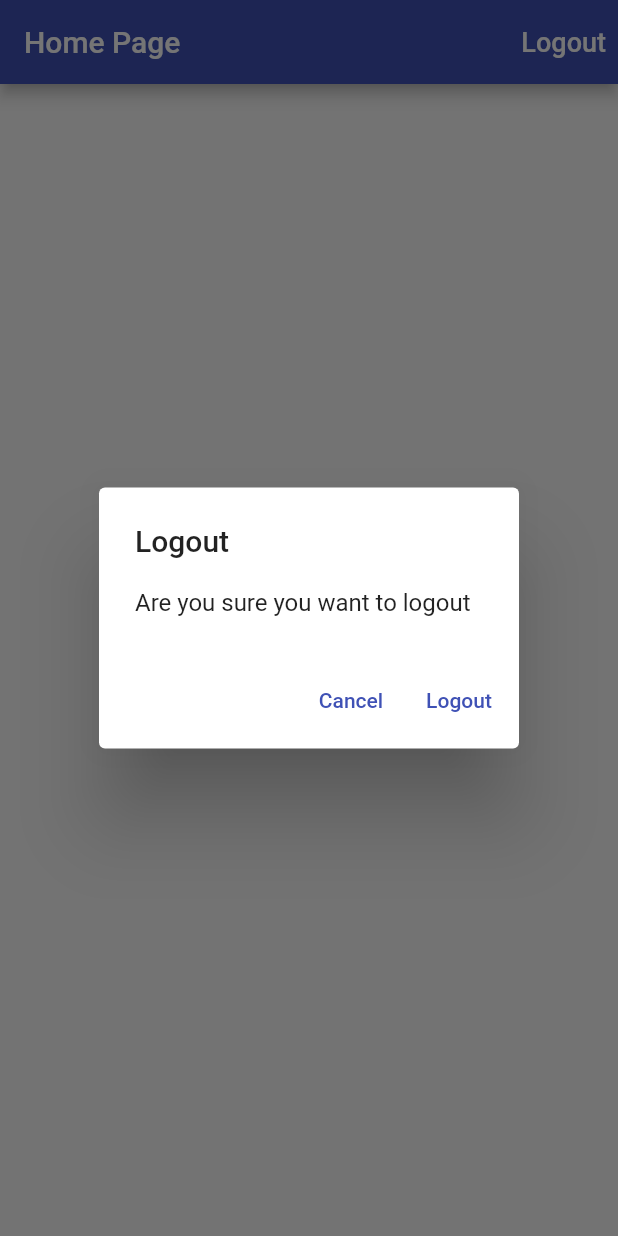
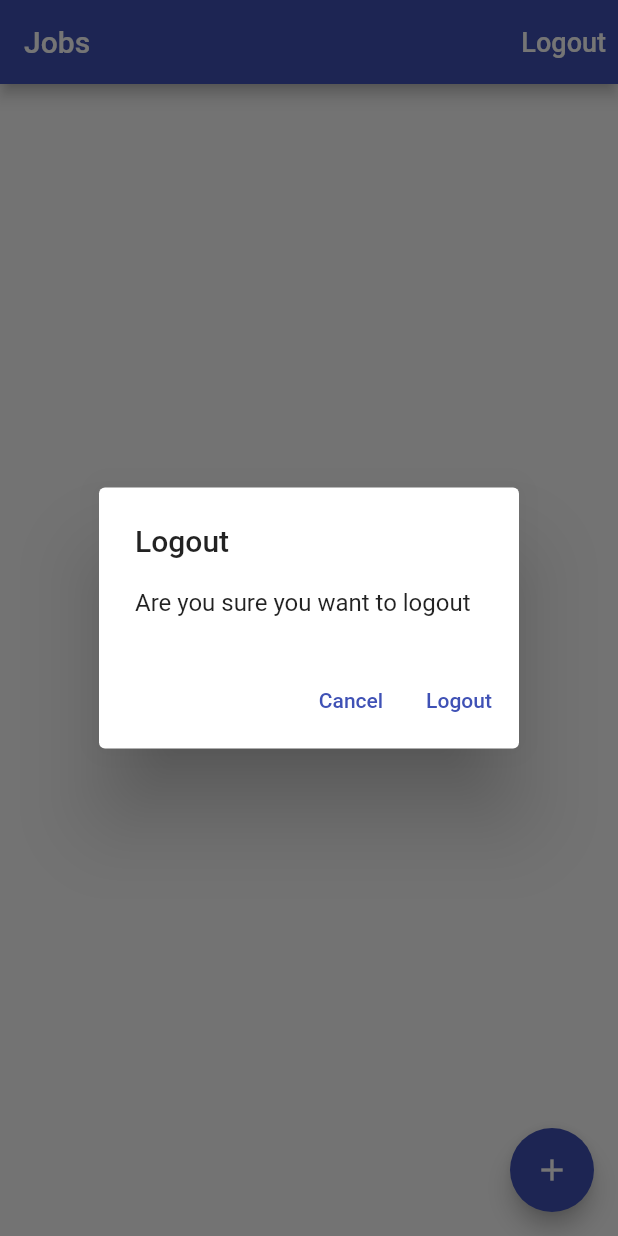
Before and after one commit to KCcode/timeTracker, a Flutter app: the screen it shows once a user with an empty profile is signed in, after a tap on "Logout", on a phone screen of 412 x 824 dp. Run offline on Flutter 3.47's test engine with Material 2 defaults, Android fonts, the phone set to English and light mode, and no system bars; our stand-ins replace cloud_firestore, firebase_auth, firebase_core, google_sign_in; accounts and stored records are empty.

Commit message:
[WIP] creating CRUD operations for the database api

```diff
--- a/lib/app/home_page.dart
+++ b/lib/app/home/jobs_page.dart
@@ -1,14 +1,18 @@
+import 'package:cloud_firestore/cloud_firestore.dart';
 import 'package:flutter/material.dart';
 import 'package:provider/provider.dart';
 import 'package:time_tracker_flutter/common_widgets/show_alert_dialog.dart';
+import 'package:time_tracker_flutter/common_widgets/show_exception_alert_dialog.dart';
 import 'package:time_tracker_flutter/services/authBase.dart';
+import 'package:time_tracker_flutter/services/database.dart';
+import 'models/Job.dart';
 
-class HomePage extends StatelessWidget {
-
+class JobsPage extends StatelessWidget {
   Future<void> _signOut(BuildContext context) async {
     try {
       final auth = Provider.of<AuthBase>(context, listen: false);
-      await auth.signOut(); //no longer have a reference to the firebase user after sign out
+      await auth
+          .signOut(); //no longer have a reference to the firebase user after sign out
     } catch (e) {
       print(e.toString());
     }
@@ -22,16 +26,28 @@ class HomePage extends StatelessWidget {
       cancelActionText: 'Cancel',
       defaultActionText: 'Logout',
     );
-    if(didRequestSignOut == true){
+    if (didRequestSignOut == true) {
       _signOut(context);
+    }
+  }
+
+  Future<void> _createJob(BuildContext context) async {
+    try {
+      final database = Provider.of<Database>(context, listen: false);
+      await database.createJob(Job(name: 'Blogging', ratePerHour: 10));
+    } on FirebaseException catch (e) {
+      showExceptionAlertDialog(context,
+          title: 'Operation Failed', exception: e);
     }
   }
 
   @override
   Widget build(BuildContext context) {
+    final database = Provider.of<Database>(context, listen: false);
+    database.jobsStream();
     return Scaffold(
       appBar: AppBar(
-        title: Text('Home Page'),
+        title: Text('Jobs'),
         actions: <Widget>[
           TextButton(
             //FlatButton > TextButton
@@ -46,6 +62,10 @@ class HomePage extends StatelessWidget {
           ),
         ],
       ),
+      floatingActionButton: FloatingActionButton(
+        child: Icon(Icons.add),
+        onPressed: () => _createJob(context),
+      ),
     );
   }
 }
--- /dev/null
+++ b/lib/app/home/models/Job.dart
@@ -0,0 +1,13 @@
+class Job{
+  final String name;
+  final int ratePerHour;
+
+  Job({required this.name, required this.ratePerHour});
+
+  Map<String, dynamic> toMap(){
+    return{
+      'name': name,
+      'ratePerHour': ratePerHour,
+    };
+  }
+}
--- a/lib/app/landing_page.dart
+++ b/lib/app/landing_page.dart
@@ -1,9 +1,10 @@
 import 'package:firebase_auth/firebase_auth.dart';
 import 'package:flutter/material.dart';
 import 'package:provider/provider.dart';
-import 'package:time_tracker_flutter/app/home_page.dart';
+import 'package:time_tracker_flutter/app/home/jobs_page.dart';
 import 'package:time_tracker_flutter/app/sign_in/sign_in_page.dart';
 import 'package:time_tracker_flutter/services/authBase.dart';
+import 'package:time_tracker_flutter/services/database.dart';
 
 //Removed state (dynamic data) and callback functions from the landing page.
 //Now that there is no dynamic data in the landing page, it can become a statelesswidget
@@ -16,16 +17,18 @@ class LandingPage extends StatelessWidget {
       stream: auth.authStateChanges(),
       builder: (context, snapshot) {
         if (snapshot.connectionState == ConnectionState.active) {
-          final User? user = snapshot.data; //Specified with the type of the StreamBuilder
+          final User? user =
+              snapshot.data; //Specified with the type of the StreamBuilder
           if (user == null) {
             print("in here");
             return SignInPage.create(context);
+          } else {
+            return Provider<Database>(
+              create: (_) => FirestoreDatabase(uid: user.uid),
+              child: JobsPage(),
+            );
           }
-          else {
-            return HomePage();
-          }
-        }
-        else {
+        } else {
           return Scaffold(
             body: Center(
               child: CircularProgressIndicator(),
--- /dev/null
+++ b/lib/services/api_path.dart
@@ -0,0 +1,4 @@
+class APIPath{
+  static String job(String uid, String jobId) => 'users/$uid/jobs/$jobId';
+  static String jobs(String uid) => 'users/$uid/jobs';
+}
--- /dev/null
+++ b/lib/services/database.dart
@@ -0,0 +1,34 @@
+import 'package:cloud_firestore/cloud_firestore.dart';
+import 'package:time_tracker_flutter/app/home/models/Job.dart';
+import 'package:time_tracker_flutter/services/api_path.dart';
+
+abstract class Database{
+  Future<void> createJob(Job job);
+  Stream<List<Job>> jobsStream();
+}
+
+class FirestoreDatabase implements Database{
+  final String? uid;
+
+  FirestoreDatabase({required this.uid}) : assert(uid != null);
+
+  //Get a Map of key value pairs that represents the fields we want to write in our document
+  Future<void> createJob(Job job) => _setData(path: APIPath.job(uid!, 'job_abc'), data: job.toMap());
+
+
+  Stream<List<Job>> jobsStream(){
+    final path = APIPath.jobs(uid!);
+    final reference = FirebaseFirestore.instance.collection(path);
+    final snapshots = reference.snapshots(); // returns a stream of snapshots of the database (firestore collection)
+    return snapshots.map((event) => List<Job>.of(event.docs.map((e) { //map will make each event into a stream
+      final data = e.data();
+      return Job(name: data['name'], ratePerHour: data['ratePerHour']);
+    })));
+  }
+
+  Future<void> _setData({required String path, required Map<String, dynamic> data})  async {
+    final reference = FirebaseFirestore.instance.doc(path);
+    print('path: $path data: $data');
+    await reference.set(data);
+  }
+}
--- a/pubspec.yaml
+++ b/pubspec.yaml
@@ -30,6 +30,8 @@ dependencies:
   firebase_auth: ^3.1.3
   google_sign_in: ^5.1.0
   provider: ^6.0.1
+  cloud_firestore: ^2.5.4
+
 
 dev_dependencies:
   flutter_test:
```
Also changed, not shown: pubspec.lock, 1 other file.
